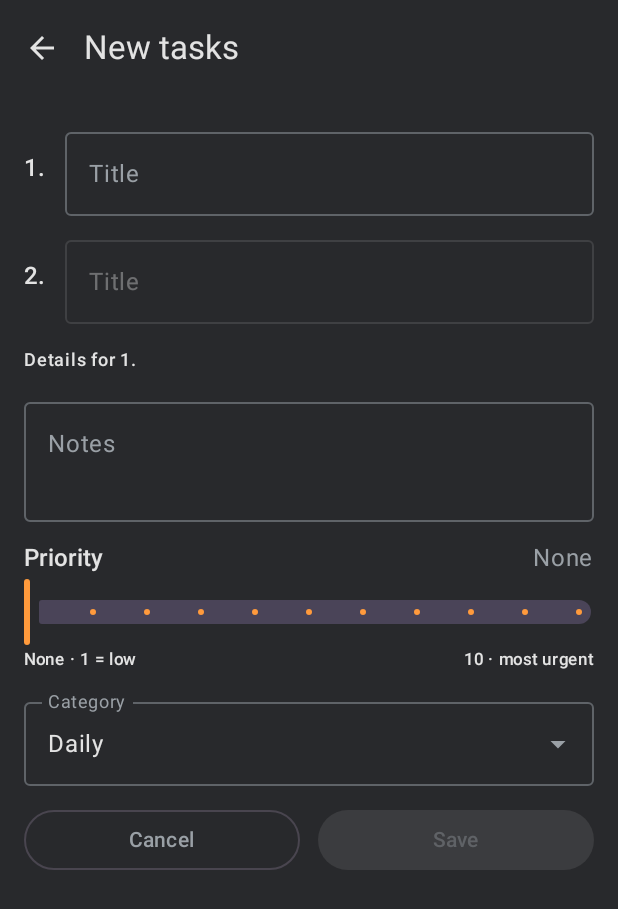
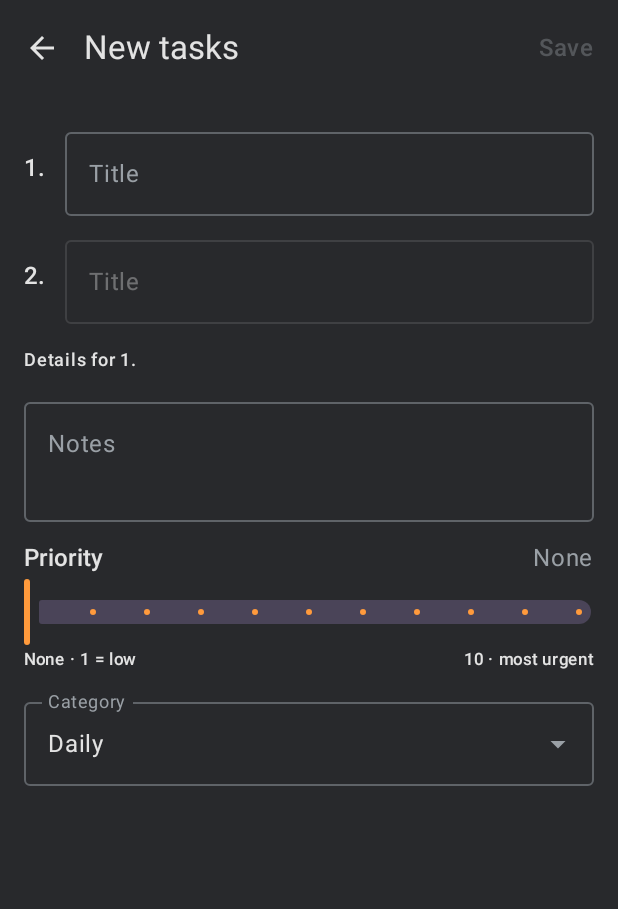
Before and after one commit to Linkoge/tasker2, an Android app built with Jetpack Compose: the screen it shows after launch (MainActivity), after a tap on "+++", on a phone screen of 412 x 824 dp. Shown: the top 909 px of the screen. Run offline under Robolectric (Android 15) with nearby library versions, the phone set to English and light mode, and no system bars; our stand-ins replace Room's generated code.

Commit message:
Version 1.8: Save in the header row, Faded and 1dp cross-out defaults
Co-Authored-By: Claude Sonnet 5.5 <noreply@anthropic.com>

```diff
--- a/app/build.gradle.kts
+++ b/app/build.gradle.kts
@@ -21,8 +21,8 @@ android {
         applicationId = "dev.tasker2"
         minSdk = 26
         targetSdk = 36
-        versionCode = 8
-        versionName = "1.7"
+        versionCode = 9
+        versionName = "1.8"
     }
     signingConfigs {
         if (keystoreProps.getProperty("storeFile") != null) {
--- a/app/src/main/java/dev/tasker2/data/SettingsRepository.kt
+++ b/app/src/main/java/dev/tasker2/data/SettingsRepository.kt
@@ -36,7 +36,7 @@ class SettingsRepository(private val store: IntStore) {
         showPriorityNumber = store.getInt(KEY_SHOW_NUMBER, 1) != 0,
         showPriorityBar = store.getInt(KEY_SHOW_BAR, 1) != 0,
         strikeHalfDp = store.getInt(KEY_STRIKE_HALF_DP, AppSettings.DEFAULT_STRIKE_HALF_DP),
-        crossedOutStyle = CrossedOutStyle.fromId(store.getInt(KEY_CROSSED_STYLE, CrossedOutStyle.GRAY.ordinal)),
+        crossedOutStyle = CrossedOutStyle.fromId(store.getInt(KEY_CROSSED_STYLE, CrossedOutStyle.FADED.ordinal)),
     ).normalized()
 
     fun update(change: (AppSettings) -> AppSettings) {
--- a/app/src/main/java/dev/tasker2/domain/AppSettings.kt
+++ b/app/src/main/java/dev/tasker2/domain/AppSettings.kt
@@ -10,7 +10,7 @@ data class AppSettings(
     val showPriorityBar: Boolean = true,
     /** Strike line thickness in half-dp steps (4 = 2dp), so it persists as an int. */
     val strikeHalfDp: Int = DEFAULT_STRIKE_HALF_DP,
-    val crossedOutStyle: CrossedOutStyle = CrossedOutStyle.GRAY,
+    val crossedOutStyle: CrossedOutStyle = CrossedOutStyle.FADED,
 ) {
     val strikeThicknessDp: Float get() = strikeHalfDp / 2f
 
@@ -35,8 +35,8 @@ data class AppSettings(
         const val DEFAULT_TAB_GAP_SPACES = 6
         /** Gap between task rows; 0 is the 1.4/1.5 look (the middle of the slider), negative tightens, positive loosens. */
         const val DEFAULT_TASK_GAP_DP = 0
-        /** 2dp, the 1.6 thickness. */
-        const val DEFAULT_STRIKE_HALF_DP = 4
+        /** 1dp, the thinnest line. */
+        const val DEFAULT_STRIKE_HALF_DP = 2
         const val NOTES_RATIO = 0.75f
         val TAB_FONT_RANGE = 11..24
         val LIST_FONT_RANGE = 12..24
@@ -52,6 +52,6 @@ enum class CrossedOutStyle(val label: String) {
     GRAY("Gray"), FADED("Faded color");
 
     companion object {
-        fun fromId(id: Int): CrossedOutStyle = entries.getOrElse(id) { GRAY }
+        fun fromId(id: Int): CrossedOutStyle = entries.getOrElse(id) { FADED }
     }
 }
--- a/app/src/main/java/dev/tasker2/ui/BulkAddScreen.kt
+++ b/app/src/main/java/dev/tasker2/ui/BulkAddScreen.kt
@@ -27,6 +27,7 @@ import androidx.compose.material3.OutlinedButton
 import androidx.compose.material3.OutlinedTextField
 import androidx.compose.material3.Scaffold
 import androidx.compose.material3.Text
+import androidx.compose.material3.TextButton
 import androidx.compose.material3.TopAppBar
 import androidx.compose.material3.TopAppBarDefaults
 import androidx.compose.runtime.Composable
@@ -97,6 +98,13 @@ fun BulkAddScreen(
             TopAppBar(
                 title = { Text("New tasks") },
                 navigationIcon = { IconButton(onClick = onBack) { Icon(Icons.AutoMirrored.Filled.ArrowBack, "Back") } },
+                actions = {
+                    TextButton(
+                        onClick = { onSave(categoryId, toCreate) },
+                        enabled = toCreate.isNotEmpty() && categories.any { it.id == categoryId },
+                        modifier = Modifier.testTag("save-button"),
+                    ) { Text("Save", style = MaterialTheme.typography.titleMedium) }
+                },
                 colors = TopAppBarDefaults.topAppBarColors(containerColor = MaterialTheme.colorScheme.background),
             )
         },
@@ -149,14 +157,6 @@ fun BulkAddScreen(
                 )
                 PriorityEditor(state.current.priority.toFloat()) { state = state.setPriority(Math.round(it)) }
                 CategoryDropdown(categories, categoryId) { categoryId = it }
-                Row(horizontalArrangement = Arrangement.spacedBy(12.dp), modifier = Modifier.fillMaxWidth()) {
-                    OutlinedButton(onClick = onBack, modifier = Modifier.weight(1f)) { Text("Cancel") }
-                    Button(
-                        onClick = { onSave(categoryId, toCreate) },
-                        enabled = toCreate.isNotEmpty() && categories.any { it.id == categoryId },
-                        modifier = Modifier.weight(1f),
-                    ) { Text("Save") }
-                }
             }
         }
     }
```
Also changed, not shown: app/src/main/java/dev/tasker2/ui/TaskEditorScreen.kt (+6 -8 lines), 4 other files.
